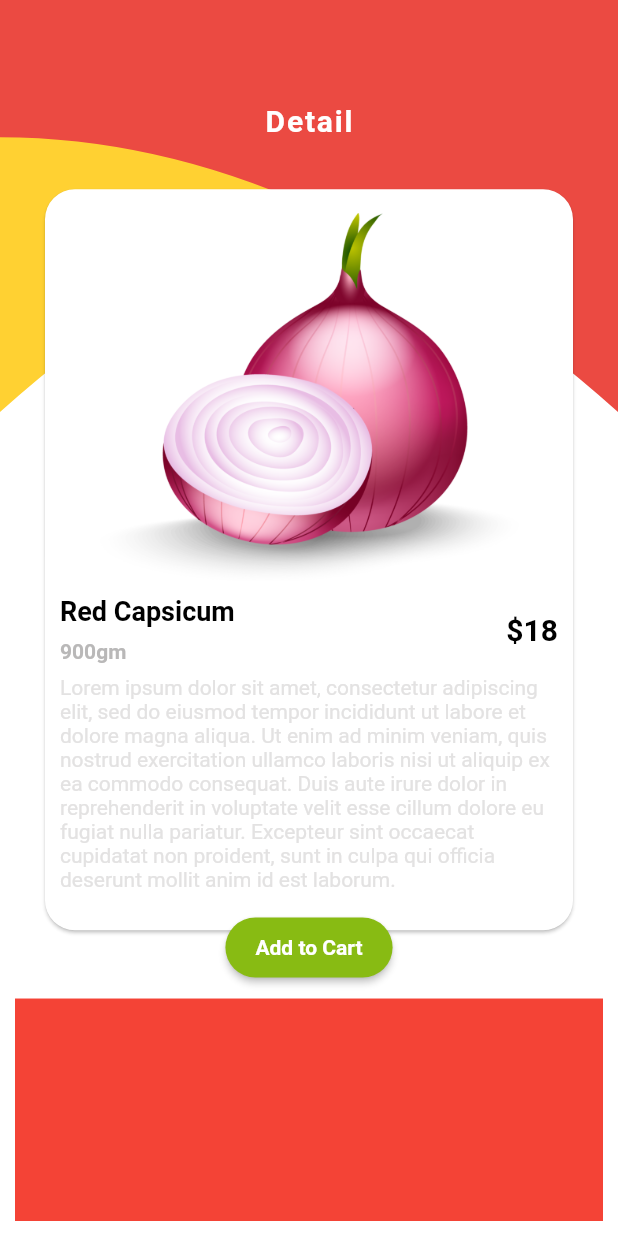
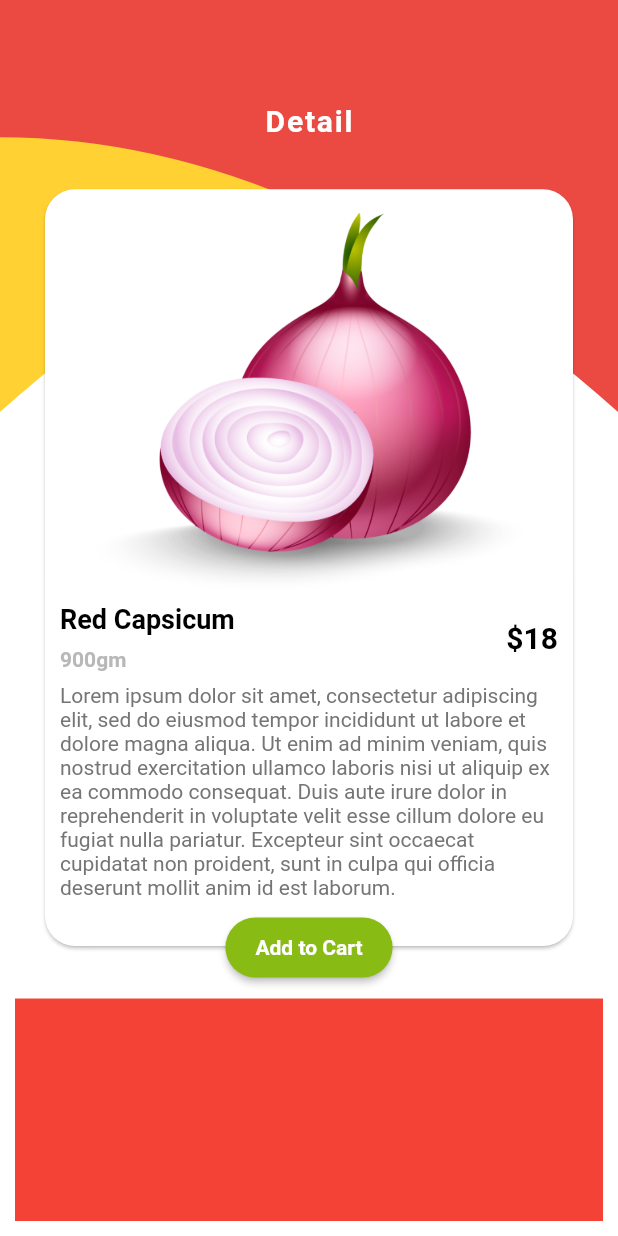
Before and after one commit to jeremy02/flutter_vegetable_app, a Flutter app: the DetailScreen screen opened directly, on a phone screen of 412 x 824 dp. Run offline on Flutter 3.47's test engine with Material 2 defaults, Android fonts, the phone set to English and light mode, and no system bars; Roboto replaces fonts that are missing (Softelegance).

Commit message:
detail content finished

```diff
--- a/lib/screens/detail_screen.dart
+++ b/lib/screens/detail_screen.dart
@@ -48,7 +48,7 @@ class DetailScreen extends StatelessWidget{
 												),
 												child: FractionallySizedBox(
 													widthFactor: 1.0,
-													heightFactor: 0.94,
+													heightFactor: 0.96,
 													child: LayoutBuilder(
 														builder: (context, constraints) {
 															return Column(
@@ -68,12 +68,13 @@ class DetailScreen extends StatelessWidget{
 																			child: Column(
 																				children: <Widget>[
 																					  titleContent(),
-																					  descriptionContent(),
+																					  Expanded(
+																						  child: descriptionContent(),
+																					  ),
 																				],
 																			),
 																		),
 																	),
-																	SizedBox(height: 16.0,),
 																],
 															);
 														}
@@ -195,7 +196,8 @@ class DetailScreen extends StatelessWidget{
 
 	Widget descriptionContent() {
 		return Padding(
-			padding: EdgeInsets.only(top: 8.0),
+			padding: EdgeInsets.only(top: 8.0,bottom: 20),
+			child: SingleChildScrollView(
 				child: Text(
 					"Lorem ipsum dolor sit amet, consectetur adipiscing elit, sed do eiusmod tempor incididunt ut labore et dolore magna aliqua. "
 						"Ut enim ad minim veniam, quis nostrud exercitation ullamco laboris nisi ut aliquip ex ea commodo consequat. Duis aute irure dolor in "
@@ -203,8 +205,9 @@ class DetailScreen extends StatelessWidget{
 						"culpa qui officia deserunt mollit anim id est laborum.",
 					style: TextStyle(
 						fontWeight: FontWeight.normal,
-					color: Color.fromRGBO(227, 226, 226, 1.0),
+						color: Colors.grey.shade600,
 						fontSize: 14.0,
+					),
 				),
 			),
 		);
```
Lines whose indentation alone changed are shown as unchanged.
